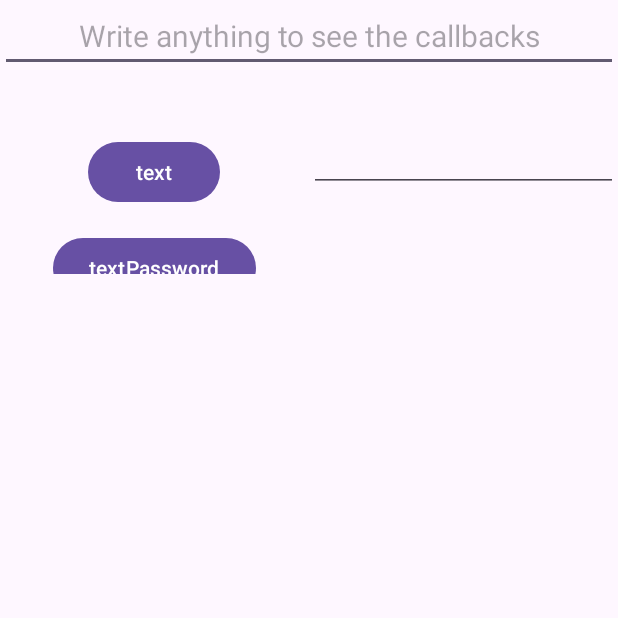
After one commit to javarmgar/android_fundamentals_colab, an Android app: the EditTextActivity screen opened directly, with no data from a screen before it, on a phone screen of 412 x 824 dp, the top half of it. The commit adds this screen. Run offline under Robolectric (Android 15) with nearby library versions, the phone set to English and light mode, and no system bars; Roboto replaces fonts that are not available here.

Commit message:
EditText Overview Activity added

```diff
--- a/app/src/main/AndroidManifest.xml
+++ b/app/src/main/AndroidManifest.xml
@@ -12,6 +12,9 @@
         android:supportsRtl="true"
         android:theme="@style/Theme.AndroidFundamentalsApp"
         tools:targetApi="31">
+        <activity
+            android:name=".views.EditTextActivity"
+            android:exported="false" />
         <activity
             android:name=".views.TextViewActivity"
             android:exported="false" />
--- a/app/src/main/java/com/example/androidfundamentalsapp/MainActivity.kt
+++ b/app/src/main/java/com/example/androidfundamentalsapp/MainActivity.kt
@@ -14,6 +14,7 @@ import com.example.androidfundamentalsapp.layouts.ConstraintLayoutActivity
 import com.example.androidfundamentalsapp.layouts.LinearLayoutActivity
 import com.example.androidfundamentalsapp.layouts.RelativeLayoutActivity
 import com.example.androidfundamentalsapp.viewmodel.MainActivityViewModel
+import com.example.androidfundamentalsapp.views.EditTextActivity
 import com.example.androidfundamentalsapp.views.TextViewActivity
 import patterns.observer.ConcreteObserver
 import patterns.observer.ConcreteObserverTwo
@@ -22,8 +23,10 @@ import java.util.Stack
 
 class MainActivity : AppCompatActivity() {
 
+
     //Views
     private lateinit var textViewActivityButton: Button
+    private lateinit var editTextActivityButton: Button
 
     //Layouts
     private lateinit var constraintLayoutButton: Button
@@ -188,6 +191,13 @@ class MainActivity : AppCompatActivity() {
             startActivity(intentViewsActivity)
         }
 
+        //Edit Text
+        editTextActivityButton = findViewById<Button>(R.id.edit_text_button)
+        editTextActivityButton.setOnClickListener {
+            val intentViewsActivity = Intent(this, EditTextActivity::class.java)
+            startActivity(intentViewsActivity)
+        }
+
     }
 
     override fun onActivityResult(requestCode: Int, resultCode: Int, data: Intent?) {
--- /dev/null
+++ b/app/src/main/java/com/example/androidfundamentalsapp/views/EditTextActivity.kt
@@ -0,0 +1,84 @@
+package com.example.androidfundamentalsapp.views
+
+import android.os.Bundle
+import android.text.Editable
+import android.text.InputType
+import android.text.TextWatcher
+import android.util.Log
+import android.widget.Button
+import android.widget.EditText
+import androidx.activity.enableEdgeToEdge
+import androidx.appcompat.app.AppCompatActivity
+import androidx.appcompat.widget.ActivityChooserView.InnerLayout
+import androidx.core.view.ViewCompat
+import androidx.core.view.WindowInsetsCompat
+import com.example.androidfundamentalsapp.R
+
+class EditTextActivity : AppCompatActivity() {
+    private lateinit var emailButton: Button
+    private lateinit var numberButton: Button
+    private lateinit var passwordButton: Button
+    private lateinit var textButton: Button
+
+    private lateinit var editTextCallbacks: EditText
+    private lateinit var editTextInputType: EditText
+    private val TAG = "EditTextActivity"
+    override fun onCreate(savedInstanceState: Bundle?) {
+        super.onCreate(savedInstanceState)
+        enableEdgeToEdge()
+        setContentView(R.layout.activity_edit_text)
+        ViewCompat.setOnApplyWindowInsetsListener(findViewById(R.id.main)) { v, insets ->
+            val systemBars = insets.getInsets(WindowInsetsCompat.Type.systemBars())
+            v.setPadding(systemBars.left, systemBars.top, systemBars.right, systemBars.bottom)
+            insets
+        }
+
+        //Callbacks
+        editTextCallbacks = findViewById<EditText>(R.id.edit_text_callbacks)
+        editTextCallbacks.addTextChangedListener(object : TextWatcher{
+            override fun beforeTextChanged(s: CharSequence?, start: Int, count: Int, after: Int) {
+                Log.d(TAG,"beforeTextChanged $s")
+            }
+
+            override fun onTextChanged(s: CharSequence?, start: Int, before: Int, count: Int) {
+                Log.d(TAG,"onTextChanged $s")
+            }
+
+            override fun afterTextChanged(s: Editable?) {
+                Log.d(TAG,"afterTextChanged $s")
+            }
+
+        })
+
+        //InputType
+        editTextInputType = findViewById(R.id.edit_text_input_type)
+        textButton = findViewById<Button>(R.id.text_button)
+        passwordButton = findViewById<Button>(R.id.password_button)
+        numberButton = findViewById<Button>(R.id.number_button)
+        emailButton = findViewById<Button>(R.id.email_button)
+        setListeners()
+
+
+    }
+
+    private fun setListeners() {
+        textButton.setOnClickListener {
+            editTextInputType.setText("")
+            editTextInputType.inputType = InputType.TYPE_CLASS_TEXT
+        }
+        passwordButton.setOnClickListener {
+            editTextInputType.setText("")
+            editTextInputType.inputType = InputType.TYPE_CLASS_TEXT or InputType.TYPE_TEXT_VARIATION_PASSWORD
+        }
+        numberButton.setOnClickListener {
+            editTextInputType.setText("")
+            editTextInputType.inputType = InputType.TYPE_CLASS_NUMBER
+        }
+        emailButton.setOnClickListener {
+            editTextInputType.setText("")
+            editTextInputType.inputType = InputType.TYPE_TEXT_VARIATION_EMAIL_ADDRESS
+        }
+    }
+
+
+}
--- /dev/null
+++ b/app/src/main/res/layout/activity_edit_text.xml
@@ -0,0 +1,87 @@
+<?xml version="1.0" encoding="utf-8"?>
+<androidx.constraintlayout.widget.ConstraintLayout xmlns:android="http://schemas.android.com/apk/res/android"
+    xmlns:app="http://schemas.android.com/apk/res-auto"
+    xmlns:tools="http://schemas.android.com/tools"
+    android:id="@+id/main"
+    android:layout_width="match_parent"
+    android:layout_height="match_parent"
+    tools:context=".views.EditTextActivity">
+
+    <EditText
+        android:id="@+id/edit_text_callbacks"
+        android:layout_width="match_parent"
+        android:layout_height="wrap_content"
+        android:hint="Write anything to see the callbacks"
+        android:gravity="center_horizontal"
+        android:inputType="textPassword"
+        app:layout_constraintTop_toTopOf="parent"
+        android:textSize="20sp"
+        android:ellipsize="end"
+        app:layout_constraintStart_toStartOf="parent"
+        app:layout_constraintEnd_toEndOf="parent"/>
+
+    <androidx.constraintlayout.widget.Guideline
+        android:id="@+id/guideline_edit_text_activity"
+        android:layout_width="wrap_content"
+        android:layout_height="wrap_content"
+        android:orientation="horizontal"
+        app:layout_constraintGuide_percent="0.1"/>
+
+    <androidx.core.widget.NestedScrollView
+        android:id="@+id/scroll_view"
+        android:layout_width="0dp"
+        android:layout_height="100dp"
+        app:layout_constraintEnd_toStartOf="@id/edit_text_input_type"
+        app:layout_constraintTop_toBottomOf="@id/guideline_edit_text_activity"
+        app:layout_constraintStart_toStartOf="parent" >
+
+        <LinearLayout
+            android:layout_width="match_parent"
+            android:layout_height="match_parent"
+            android:orientation="vertical"
+            android:gravity="center"
+            >
+            <Button
+                android:id="@+id/text_button"
+                android:text="text"
+                android:layout_margin="8dp"
+                android:layout_width="wrap_content"
+                android:layout_height="wrap_content"/>
+
+            <Button
+                android:id="@+id/password_button"
+                android:text="textPassword"
+                android:layout_margin="8dp"
+                android:layout_width="wrap_content"
+                android:layout_height="wrap_content"/>
+
+            <Button
+                android:id="@+id/number_button"
+                android:text="number"
+                android:layout_margin="8dp"
+                android:layout_width="wrap_content"
+                android:layout_height="wrap_content"/>
+
+            <Button
+                android:id="@+id/email_button"
+                android:text="textEmailAddress"
+                android:layout_margin="8dp"
+                android:layout_width="wrap_content"
+                android:layout_height="wrap_content"/>
+        </LinearLayout>
+
+
+
+
+    </androidx.core.widget.NestedScrollView>
+
+    <EditText
+        android:id="@+id/edit_text_input_type"
+        android:layout_width="0dp"
+        android:layout_height="wrap_content"
+        app:layout_constraintStart_toEndOf="@id/scroll_view"
+        app:layout_constraintEnd_toEndOf="parent"
+        app:layout_constraintTop_toBottomOf="@id/guideline_edit_text_activity"/>
+
+
+</androidx.constraintlayout.widget.ConstraintLayout>
--- a/app/src/main/res/layout/activity_main.xml
+++ b/app/src/main/res/layout/activity_main.xml
@@ -123,8 +123,15 @@
                 android:id="@+id/views_button"
                 android:layout_width="wrap_content"
                 android:layout_height="wrap_content"
-                android:text="Open Views Activity"
+                android:text="Open Text View Activity"
                 />
+
+            <Button
+                android:id="@+id/edit_text_button"
+                android:layout_width="wrap_content"
+                android:layout_height="wrap_content"
+                android:text="Open Edit Text Activity"
+            />
         </LinearLayout>
     </androidx.core.widget.NestedScrollView>
 
```
